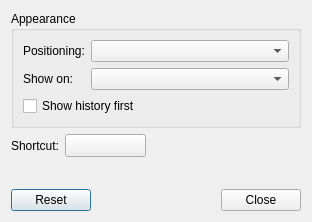
lxqt/lxqt-runner, file configuredialog/configuredialog.ui: the form before one commit.
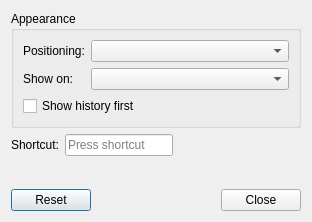
The form after the commit. Custom widgets are drawn as their Qt base class.

```diff
--- a/configuredialog/configuredialog.ui
+++ b/configuredialog/configuredialog.ui
@@ -65,17 +65,7 @@
         </widget>
        </item>
        <item row="0" column="1">
-        <widget class="ShortcutSelector" name="shortcutEd">
-         <property name="minimumSize">
-          <size>
-           <width>81</width>
-           <height>0</height>
-          </size>
-         </property>
-         <property name="text">
-          <string/>
-         </property>
-        </widget>
+        <widget class="QKeySequenceEdit" name="shortcutEd"/>
        </item>
       </layout>
      </item>
@@ -119,13 +109,6 @@
    </item>
   </layout>
  </widget>
- <customwidgets>
-  <customwidget>
-   <class>ShortcutSelector</class>
-   <extends>QToolButton</extends>
-   <header location="global">LXQtGlobalKeysUi/ShortcutSelector</header>
-  </customwidget>
- </customwidgets>
  <resources/>
  <connections>
   <connection>
```
